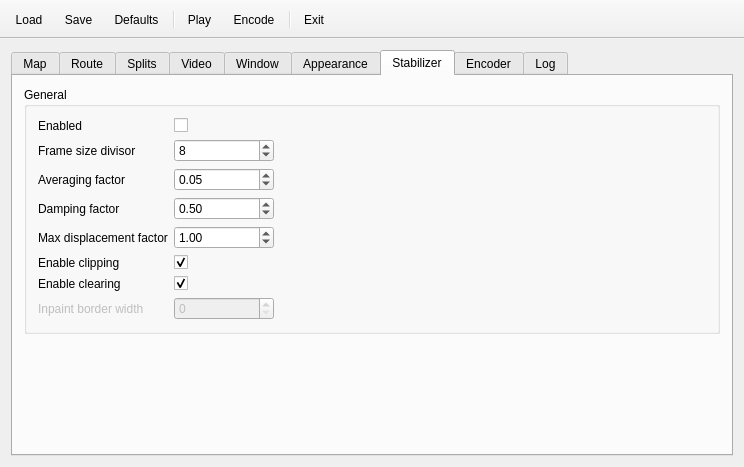
First picture: the form in src/MainWindow.ui, repository mikoro/orientview, before the edit.
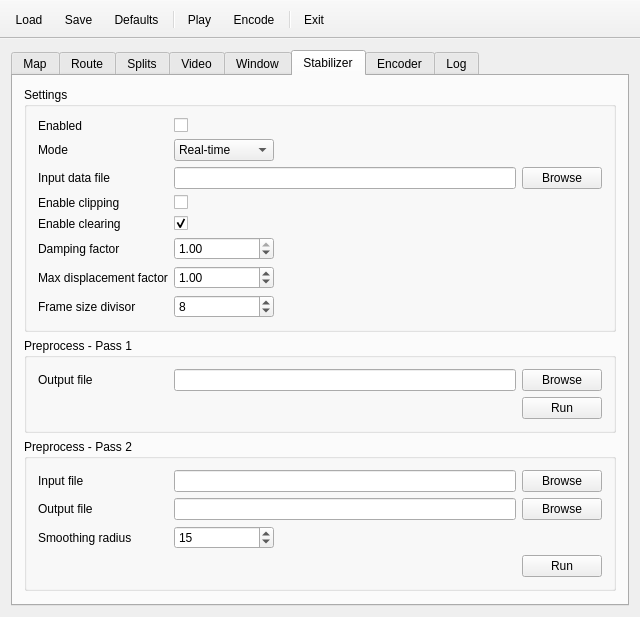
Second picture: the form after the edit. The open tabs and pages were chosen to show the change. Icons and pictures are not drawn.

Patch:
```diff
--- a/src/MainWindow.ui
+++ b/src/MainWindow.ui
@@ -6,8 +6,8 @@
    <rect>
     <x>0</x>
     <y>0</y>
-    <width>744</width>
-    <height>450</height>
+    <width>640</width>
+    <height>597</height>
    </rect>
   </property>
   <property name="sizePolicy">
@@ -861,198 +861,6 @@
              </property>
             </widget>
            </item>
-           <item row="2" column="1">
-            <widget class="QComboBox" name="comboBoxWindowMultisamples">
-             <property name="sizePolicy">
-              <sizepolicy hsizetype="MinimumExpanding" vsizetype="Fixed">
-               <horstretch>0</horstretch>
-               <verstretch>0</verstretch>
-              </sizepolicy>
-             </property>
-             <property name="maximumSize">
-              <size>
-               <width>100</width>
-               <height>16777215</height>
-              </size>
-             </property>
-             <property name="toolTip">
-              <string>Number of multisamples used to smooth the rendering output</string>
-             </property>
-             <property name="editable">
-              <bool>false</bool>
-             </property>
-             <property name="currentIndex">
-              <number>4</number>
-             </property>
-             <item>
-              <property name="text">
-               <string>0</string>
-              </property>
-             </item>
-             <item>
-              <property name="text">
-               <string>2</string>
-              </property>
-             </item>
-             <item>
-              <property name="text">
-               <string>4</string>
-              </property>
-             </item>
-             <item>
-              <property name="text">
-               <string>8</string>
-              </property>
-             </item>
-             <item>
-              <property name="text">
-               <string>16</string>
-              </property>
-             </item>
-            </widget>
-           </item>
-           <item row="3" column="1">
-            <widget class="QCheckBox" name="checkBoxWindowFullscreen">
-             <property name="sizePolicy">
-              <sizepolicy hsizetype="MinimumExpanding" vsizetype="Fixed">
-               <horstretch>0</horstretch>
-               <verstretch>0</verstretch>
-              </sizepolicy>
-             </property>
-             <property name="maximumSize">
-              <size>
-               <width>100</width>
-               <height>16777215</height>
-              </size>
-             </property>
-             <property name="toolTip">
-              <string>Whether to open the window fullscreen</string>
-             </property>
-             <property name="text">
-              <string/>
-             </property>
-            </widget>
-           </item>
-           <item row="0" column="2">
-            <spacer name="horizontalSpacer">
-             <property name="orientation">
-              <enum>Qt::Horizontal</enum>
-             </property>
-             <property name="sizeHint" stdset="0">
-              <size>
-               <width>40</width>
-               <height>20</height>
-              </size>
-             </property>
-            </spacer>
-           </item>
-          </layout>
-         </widget>
-        </item>
-        <item>
-         <spacer name="verticalSpacer_4">
-          <property name="orientation">
-           <enum>Qt::Vertical</enum>
-          </property>
-          <property name="sizeHint" stdset="0">
-           <size>
-            <width>20</width>
-            <height>40</height>
-           </size>
-          </property>
-         </spacer>
-        </item>
-       </layout>
-      </widget>
-      <widget class="QWidget" name="tabAppearance">
-       <attribute name="title">
-        <string>Appearance</string>
-       </attribute>
-       <layout class="QVBoxLayout" name="verticalLayout_5">
-        <item>
-         <widget class="QGroupBox" name="groupBox_10">
-          <property name="sizePolicy">
-           <sizepolicy hsizetype="Preferred" vsizetype="Maximum">
-            <horstretch>0</horstretch>
-            <verstretch>0</verstretch>
-           </sizepolicy>
-          </property>
-          <property name="title">
-           <string>General</string>
-          </property>
-          <layout class="QGridLayout" name="gridLayout_7">
-           <item row="2" column="0">
-            <widget class="QLabel" name="label_17">
-             <property name="sizePolicy">
-              <sizepolicy hsizetype="MinimumExpanding" vsizetype="Preferred">
-               <horstretch>0</horstretch>
-               <verstretch>0</verstretch>
-              </sizepolicy>
-             </property>
-             <property name="minimumSize">
-              <size>
-               <width>0</width>
-               <height>0</height>
-              </size>
-             </property>
-             <property name="maximumSize">
-              <size>
-               <width>90</width>
-               <height>16777215</height>
-              </size>
-             </property>
-             <property name="text">
-              <string>Map panel width</string>
-             </property>
-            </widget>
-           </item>
-           <item row="0" column="1">
-            <widget class="QCheckBox" name="checkBoxShowInfoPanel">
-             <property name="sizePolicy">
-              <sizepolicy hsizetype="MinimumExpanding" vsizetype="Fixed">
-               <horstretch>0</horstretch>
-               <verstretch>0</verstretch>
-              </sizepolicy>
-             </property>
-             <property name="maximumSize">
-              <size>
-               <width>100</width>
-               <height>16777215</height>
-              </size>
-             </property>
-             <property name="toolTip">
-              <string>Whether to show the info panel (fps and other info)</string>
-             </property>
-             <property name="text">
-              <string/>
-             </property>
-            </widget>
-           </item>
-           <item row="3" column="0">
-            <widget class="QLabel" name="label_26">
-             <property name="sizePolicy">
-              <sizepolicy hsizetype="MinimumExpanding" vsizetype="Preferred">
-               <horstretch>0</horstretch>
-               <verstretch>0</verstretch>
-              </sizepolicy>
-             </property>
-             <property name="minimumSize">
-              <size>
-               <width>0</width>
-               <height>0</height>
-              </size>
-             </property>
-             <property name="maximumSize">
-              <size>
-               <width>90</width>
-               <height>16777215</height>
-              </size>
-             </property>
-             <property name="text">
-              <string>Video panel scale</string>
-             </property>
-            </widget>
-           </item>
            <item row="0" column="0">
             <widget class="QLabel" name="label_19">
              <property name="sizePolicy">
@@ -1554,11 +1362,11 @@
            </sizepolicy>
           </property>
           <property name="title">
-           <string>General</string>
+           <string>Settings</string>
           </property>
           <layout class="QGridLayout" name="gridLayout_5">
-           <item row="6" column="0">
-            <widget class="QLabel" name="label_30">
+           <item row="7" column="0">
+            <widget class="QLabel" name="label_25">
              <property name="sizePolicy">
               <sizepolicy hsizetype="MinimumExpanding" vsizetype="Preferred">
                <horstretch>0</horstretch>
@@ -1578,52 +1386,11 @@
               </size>
              </property>
              <property name="text">
-              <string>Enable clearing</string>
+              <string>Damping factor</string>
              </property>
             </widget>
            </item>
-           <item row="1" column="2">
-            <spacer name="horizontalSpacer_3">
-             <property name="orientation">
-              <enum>Qt::Horizontal</enum>
-             </property>
-             <property name="sizeHint" stdset="0">
-              <size>
-               <width>40</width>
-               <height>20</height>
-              </size>
-             </property>
-            </spacer>
-           </item>
-           <item row="1" column="1">
-            <widget class="QSpinBox" name="spinBoxVideoStabilizerFrameSizeDivisor">
-             <property name="sizePolicy">
-              <sizepolicy hsizetype="MinimumExpanding" vsizetype="Fixed">
-               <horstretch>0</horstretch>
-               <verstretch>0</verstretch>
-              </sizepolicy>
-             </property>
-             <property name="maximumSize">
-              <size>
-               <width>100</width>
-               <height>16777215</height>
-              </size>
-             </property>
-             <property name="toolTip">
-              <string>Increase to decrease the frame size used for analysis (will be faster)</string>
-             </property>
-             <property name="minimum">
-              <number>1</number>
-             </property>
-             <property name="maximum">
-              <number>99999</number>
-             </property>
-             <property name="value">
-              <number>8</number>
-             </property>
-            </widget>
-           </item>
-           <item row="3" column="1">
+           <item row="7" column="1">
             <widget class="QDoubleSpinBox" name="doubleSpinBoxVideoStabilizerDampingFactor">
              <property name="sizePolicy">
               <sizepolicy hsizetype="MinimumExpanding" vsizetype="Fixed">
@@ -1640,6 +1407,9 @@
              <property name="toolTip">
               <string>Decrease to scale down frame movements</string>
              </property>
+             <property name="decimals">
+              <number>2</number>
+             </property>
              <property name="maximum">
               <double>1.000000000000000</double>
              </property>
@@ -1647,15 +1417,101 @@
               <double>0.100000000000000</double>
              </property>
              <property name="value">
-              <double>0.500000000000000</double>
+              <double>1.000000000000000</double>
              </property>
             </widget>
            </item>
-           <item row="7" column="1">
-            <widget class="QSpinBox" name="spinBoxVideoStabilizerInpaintBorderWidth">
-             <property name="enabled">
+           <item row="4" column="0">
+            <widget class="QLabel" name="label_33">
+             <property name="sizePolicy">
+              <sizepolicy hsizetype="MinimumExpanding" vsizetype="Preferred">
+               <horstretch>0</horstretch>
+               <verstretch>0</verstretch>
+              </sizepolicy>
+             </property>
+             <property name="minimumSize">
+              <size>
+               <width>0</width>
+               <height>0</height>
+              </size>
+             </property>
+             <property name="maximumSize">
+              <size>
+               <width>130</width>
+               <height>16777215</height>
+              </size>
+             </property>
+             <property name="text">
+              <string>Enable clipping</string>
+             </property>
+            </widget>
+           </item>
+           <item row="3" column="2">
+            <widget class="QPushButton" name="pushButtonVideoStabilizerBrowseInputDataFile">
+             <property name="text">
+              <string>Browse</string>
+             </property>
+            </widget>
+           </item>
+           <item row="4" column="1">
+            <widget class="QCheckBox" name="checkBoxVideoStabilizerEnableClipping">
+             <property name="sizePolicy">
+              <sizepolicy hsizetype="MinimumExpanding" vsizetype="Fixed">
+               <horstretch>0</horstretch>
+               <verstretch>0</verstretch>
+              </sizepolicy>
+             </property>
+             <property name="maximumSize">
+              <size>
+               <width>100</width>
+               <height>16777215</height>
+              </size>
+             </property>
+             <property name="toolTip">
+              <string>Whether to clip the video panel from the sides</string>
+             </property>
+             <property name="text">
+              <string/>
+             </property>
+             <property name="checked">
               <bool>false</bool>
              </property>
+            </widget>
+           </item>
+           <item row="3" column="1">
+            <widget class="QLineEdit" name="lineEditVideoStabilizerInputDataFile">
+             <property name="toolTip">
+              <string>Data file that was output by the second preprocess pass</string>
+             </property>
+            </widget>
+           </item>
+           <item row="5" column="0">
+            <widget class="QLabel" name="label_30">
+             <property name="sizePolicy">
+              <sizepolicy hsizetype="MinimumExpanding" vsizetype="Preferred">
+               <horstretch>0</horstretch>
+               <verstretch>0</verstretch>
+              </sizepolicy>
+             </property>
+             <property name="minimumSize">
+              <size>
+               <width>0</width>
+               <height>0</height>
+              </size>
+             </property>
+             <property name="maximumSize">
+              <size>
+               <width>130</width>
+               <height>16777215</height>
+              </size>
+             </property>
+             <property name="text">
+              <string>Enable clearing</string>
+             </property>
+            </widget>
+           </item>
+           <item row="8" column="1">
+            <widget class="QDoubleSpinBox" name="doubleSpinBoxVideoStabilizerMaxDisplacementFactor">
              <property name="sizePolicy">
               <sizepolicy hsizetype="MinimumExpanding" vsizetype="Fixed">
                <horstretch>0</horstretch>
@@ -1671,18 +1527,21 @@
              <property name="toolTip">
               <string>How many new pixels to generate around the video frame</string>
              </property>
-             <property name="minimum">
-              <number>0</number>
+             <property name="decimals">
+              <number>2</number>
              </property>
              <property name="maximum">
-              <number>99999</number>
+              <double>99999.000000000000000</double>
+             </property>
+             <property name="singleStep">
+              <double>0.100000000000000</double>
              </property>
              <property name="value">
-              <number>0</number>
+              <double>1.000000000000000</double>
              </property>
             </widget>
            </item>
-           <item row="6" column="1">
+           <item row="5" column="1">
             <widget class="QCheckBox" name="checkBoxVideoStabilizerEnableClearing">
              <property name="sizePolicy">
               <sizepolicy hsizetype="MinimumExpanding" vsizetype="Fixed">
@@ -1707,6 +1566,31 @@
              </property>
             </widget>
            </item>
+           <item row="3" column="0">
+            <widget class="QLabel" name="label_37">
+             <property name="sizePolicy">
+              <sizepolicy hsizetype="MinimumExpanding" vsizetype="Preferred">
+               <horstretch>0</horstretch>
+               <verstretch>0</verstretch>
+              </sizepolicy>
+             </property>
+             <property name="minimumSize">
+              <size>
+               <width>0</width>
+               <height>0</height>
+              </size>
+             </property>
+             <property name="maximumSize">
+              <size>
+               <width>130</width>
+               <height>16777215</height>
+              </size>
+             </property>
+             <property name="text">
+              <string>Input data file</string>
+             </property>
+            </widget>
+           </item>
            <item row="0" column="0">
             <widget class="QLabel" name="label_11">
              <property name="sizePolicy">
@@ -1732,6 +1616,31 @@
              </property>
             </widget>
            </item>
+           <item row="8" column="0">
+            <widget class="QLabel" name="label_34">
+             <property name="sizePolicy">
+              <sizepolicy hsizetype="MinimumExpanding" vsizetype="Preferred">
+               <horstretch>0</horstretch>
+               <verstretch>0</verstretch>
+              </sizepolicy>
+             </property>
+             <property name="minimumSize">
+              <size>
+               <width>0</width>
+               <height>0</height>
+              </size>
+             </property>
+             <property name="maximumSize">
+              <size>
+               <width>130</width>
+               <height>16777215</height>
+              </size>
+             </property>
+             <property name="text">
+              <string>Max displacement factor</string>
+             </property>
+            </widget>
+           </item>
            <item row="0" column="1">
             <widget class="QCheckBox" name="checkBoxVideoStabilizerEnabled">
              <property name="sizePolicy">
@@ -1757,57 +1666,35 @@
              </property>
             </widget>
            </item>
-           <item row="2" column="0">
-            <widget class="QLabel" name="label_24">
+           <item row="9" column="1">
+            <widget class="QSpinBox" name="spinBoxVideoStabilizerFrameSizeDivisor">
              <property name="sizePolicy">
-              <sizepolicy hsizetype="MinimumExpanding" vsizetype="Preferred">
+              <sizepolicy hsizetype="MinimumExpanding" vsizetype="Fixed">
                <horstretch>0</horstretch>
                <verstretch>0</verstretch>
               </sizepolicy>
              </property>
-             <property name="minimumSize">
-              <size>
-               <width>0</width>
-               <height>0</height>
-              </size>
-             </property>
              <property name="maximumSize">
               <size>
-               <width>130</width>
+               <width>100</width>
                <height>16777215</height>
               </size>
              </property>
-             <property name="text">
-              <string>Averaging factor</string>
+             <property name="toolTip">
+              <string>Increase to decrease the frame size used for analysis (will be faster)</string>
              </property>
-            </widget>
-           </item>
-           <item row="3" column="0">
-            <widget class="QLabel" name="label_25">
-             <property name="sizePolicy">
-              <sizepolicy hsizetype="MinimumExpanding" vsizetype="Preferred">
-               <horstretch>0</horstretch>
-               <verstretch>0</verstretch>
-              </sizepolicy>
+             <property name="minimum">
+              <number>1</number>
              </property>
-             <property name="minimumSize">
-              <size>
-               <width>0</width>
-               <height>0</height>
-              </size>
+             <property name="maximum">
+              <number>99999</number>
              </property>
-             <property name="maximumSize">
-              <size>
-               <width>130</width>
-               <height>16777215</height>
-              </size>
+             <property name="value">
+              <number>8</number>
              </property>
-             <property name="text">
-              <string>Damping factor</string>
-             </property>
             </widget>
            </item>
-           <item row="1" column="0">
+           <item row="9" column="0">
             <widget class="QLabel" name="label_14">
              <property name="sizePolicy">
               <sizepolicy hsizetype="MinimumExpanding" vsizetype="Preferred">
@@ -1832,8 +1719,8 @@
              </property>
             </widget>
            </item>
-           <item row="2" column="1">
-            <widget class="QDoubleSpinBox" name="doubleSpinBoxVideoStabilizerAveragingFactor">
+           <item row="1" column="1">
+            <widget class="QComboBox" name="comboBoxVideoStabilizerMode">
              <property name="sizePolicy">
               <sizepolicy hsizetype="MinimumExpanding" vsizetype="Fixed">
                <horstretch>0</horstretch>
@@ -1849,22 +1736,155 @@
              <property name="toolTip">
               <string>Increase for faster centering and less effective stabilization</string>
              </property>
-             <property name="maximum">
-              <double>1.000000000000000</double>
+             <item>
+              <property name="text">
+               <string>Real-time</string>
+              </property>
+             </item>
+             <item>
+              <property name="text">
+               <string>Preprocessed</string>
+              </property>
+             </item>
+            </widget>
+           </item>
+           <item row="1" column="0">
+            <widget class="QLabel" name="label_39">
+             <property name="sizePolicy">
+              <sizepolicy hsizetype="MinimumExpanding" vsizetype="Preferred">
+               <horstretch>0</horstretch>
+               <verstretch>0</verstretch>
+              </sizepolicy>
              </property>
-             <property name="singleStep">
-              <double>0.100000000000000</double>
+             <property name="minimumSize">
+              <size>
+               <width>0</width>
+               <height>0</height>
+              </size>
              </property>
-             <property name="value">
-              <double>0.050000000000000</double>
+             <property name="maximumSize">
+              <size>
+               <width>130</width>
+               <height>16777215</height>
+              </size>
              </property>
+             <property name="text">
+              <string>Mode</string>
+             </property>
             </widget>
            </item>
-           <item row="7" column="0">
+          </layout>
+         </widget>
+        </item>
+        <item>
+         <widget class="QGroupBox" name="groupBox_14">
+          <property name="title">
+           <string>Preprocess - Pass 1</string>
+          </property>
+          <layout class="QGridLayout" name="gridLayout_10">
+           <item row="0" column="1">
+            <widget class="QLineEdit" name="lineEditVideoStabilizerPassOneOutputFile">
+             <property name="toolTip">
+              <string>Output file for the first preprocess pass</string>
+             </property>
+            </widget>
+           </item>
+           <item row="0" column="2">
+            <widget class="QPushButton" name="pushButtonVideoStabilizerBrowsePassOneOutputFile">
+             <property name="text">
+              <string>Browse</string>
+             </property>
+            </widget>
+           </item>
+           <item row="0" column="0">
+            <widget class="QLabel" name="label_24">
+             <property name="sizePolicy">
+              <sizepolicy hsizetype="MinimumExpanding" vsizetype="Preferred">
+               <horstretch>0</horstretch>
+               <verstretch>0</verstretch>
+              </sizepolicy>
+             </property>
+             <property name="minimumSize">
+              <size>
+               <width>0</width>
+               <height>0</height>
+              </size>
+             </property>
+             <property name="maximumSize">
+              <size>
+               <width>130</width>
+               <height>16777215</height>
+              </size>
+             </property>
+             <property name="text">
+              <string>Output file</string>
+             </property>
+            </widget>
+           </item>
+           <item row="2" column="2">
+            <widget class="QPushButton" name="pushButtonVideoStabilizerPassOneRun">
+             <property name="text">
+              <string>Run</string>
+             </property>
+            </widget>
+           </item>
+          </layout>
+         </widget>
+        </item>
+        <item>
+         <widget class="QGroupBox" name="groupBox_15">
+          <property name="title">
+           <string>Preprocess - Pass 2</string>
+          </property>
+          <layout class="QGridLayout" name="gridLayout_11">
+           <item row="1" column="1">
+            <widget class="QLineEdit" name="lineEditVideoStabilizerPassTwoOutputFile">
+             <property name="toolTip">
+              <string>Output file for the second preprocess pass</string>
+             </property>
+            </widget>
+           </item>
+           <item row="1" column="2">
+            <widget class="QPushButton" name="pushButtonVideoStabilizerBrowsePassTwoOutputFile">
+             <property name="text">
+              <string>Browse</string>
+             </property>
+            </widget>
+           </item>
+           <item row="0" column="1">
+            <widget class="QLineEdit" name="lineEditVideoStabilizerPassTwoInputFile">
+             <property name="toolTip">
+              <string>Data file that was output by the first preprocess pass</string>
+             </property>
+            </widget>
+           </item>
+           <item row="2" column="0">
+            <widget class="QLabel" name="label_36">
+             <property name="sizePolicy">
+              <sizepolicy hsizetype="MinimumExpanding" vsizetype="Preferred">
+               <horstretch>0</horstretch>
+               <verstretch>0</verstretch>
+              </sizepolicy>
+             </property>
+             <property name="minimumSize">
+              <size>
+               <width>0</width>
+               <height>0</height>
+              </size>
+             </property>
+             <property name="maximumSize">
+              <size>
+               <width>130</width>
+               <height>16777215</height>
+              </size>
+             </property>
+             <property name="text">
+              <string>Smoothing radius</string>
+             </property>
+            </widget>
+           </item>
+           <item row="0" column="0">
             <widget class="QLabel" name="label_31">
-             <property name="enabled">
-              <bool>false</bool>
-             </property>
              <property name="sizePolicy">
               <sizepolicy hsizetype="MinimumExpanding" vsizetype="Preferred">
                <horstretch>0</horstretch>
@@ -1884,37 +1904,19 @@
               </size>
              </property>
              <property name="text">
-              <string>Inpaint border width</string>
+              <string>Input file</string>
              </property>
             </widget>
            </item>
-           <item row="5" column="0">
-            <widget class="QLabel" name="label_33">
-             <property name="sizePolicy">
-              <sizepolicy hsizetype="MinimumExpanding" vsizetype="Preferred">
-               <horstretch>0</horstretch>
-               <verstretch>0</verstretch>
-              </sizepolicy>
-             </property>
-             <property name="minimumSize">
-              <size>
-               <width>0</width>
-               <height>0</height>
-              </size>
-             </property>
-             <property name="maximumSize">
-              <size>
-               <width>130</width>
-               <height>16777215</height>
-              </size>
-             </property>
+           <item row="0" column="2">
+            <widget class="QPushButton" name="pushButtonVideoStabilizerBrowsePassTwoInputFile">
              <property name="text">
-              <string>Enable clipping</string>
+              <string>Browse</string>
              </property>
             </widget>
            </item>
-           <item row="5" column="1">
-            <widget class="QCheckBox" name="checkBoxVideoStabilizerEnableClipping">
+           <item row="2" column="1">
+            <widget class="QSpinBox" name="spinBoxVideoStabilizerSmoothingRadius">
              <property name="sizePolicy">
               <sizepolicy hsizetype="MinimumExpanding" vsizetype="Fixed">
                <horstretch>0</horstretch>
@@ -1928,66 +1930,45 @@
               </size>
              </property>
              <property name="toolTip">
-              <string>Whether to clip the video panel from the sides</string>
-             </property>
-             <property name="text">
-              <string/>
-             </property>
-             <property name="checked">
-              <bool>true</bool>
-             </property>
-            </widget>
-           </item>
-           <item row="4" column="0">
-            <widget class="QLabel" name="label_34">
-             <property name="sizePolicy">
-              <sizepolicy hsizetype="MinimumExpanding" vsizetype="Preferred">
-               <horstretch>0</horstretch>
-               <verstretch>0</verstretch>
-              </sizepolicy>
-             </property>
-             <property name="minimumSize">
-              <size>
-               <width>0</width>
-               <height>0</height>
-              </size>
-             </property>
-             <property name="maximumSize">
-              <size>
-               <width>130</width>
-               <height>16777215</height>
-              </size>
-             </property>
-             <property name="text">
-              <string>Max displacement factor</string>
-             </property>
-            </widget>
-           </item>
-           <item row="4" column="1">
-            <widget class="QDoubleSpinBox" name="doubleSpinBoxVideoStabilizerMaxDisplacementFactor">
-             <property name="sizePolicy">
-              <sizepolicy hsizetype="MinimumExpanding" vsizetype="Fixed">
-               <horstretch>0</horstretch>
-               <verstretch>0</verstretch>
-              </sizepolicy>
-             </property>
-             <property name="maximumSize">
-              <size>
-               <width>100</width>
-               <height>16777215</height>
-              </size>
-             </property>
-             <property name="toolTip">
-              <string>Decrease to hard limit the maximum frame displacement</string>
+              <string>How many frames to use for the centered rolling average calculation</string>
              </property>
              <property name="maximum">
-              <double>99999.000000000000000</double>
-             </property>
-             <property name="singleStep">
-              <double>0.100000000000000</double>
+              <number>99999</number>
              </property>
              <property name="value">
-              <double>1.000000000000000</double>
+              <number>15</number>
+             </property>
+            </widget>
+           </item>
+           <item row="1" column="0">
+            <widget class="QLabel" name="label_35">
+             <property name="sizePolicy">
+              <sizepolicy hsizetype="MinimumExpanding" vsizetype="Preferred">
+               <horstretch>0</horstretch>
+               <verstretch>0</verstretch>
+              </sizepolicy>
+             </property>
+             <property name="minimumSize">
+              <size>
+               <width>0</width>
+               <height>0</height>
+              </size>
+             </property>
+             <property name="maximumSize">
+              <size>
+               <width>130</width>
+               <height>16777215</height>
+              </size>
+             </property>
+             <property name="text">
+              <string>Output file</string>
+             </property>
+            </widget>
+           </item>
+           <item row="3" column="2">
+            <widget class="QPushButton" name="pushButtonVideoStabilizerPassTwoRun">
+             <property name="text">
+              <string>Run</string>
              </property>
             </widget>
            </item>
```
Left out of the diff: 1226 changed lines with no effect on the pictures.
